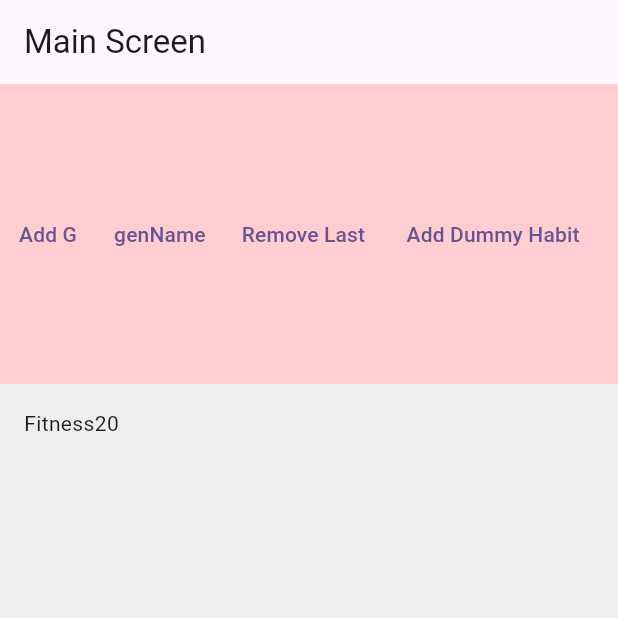
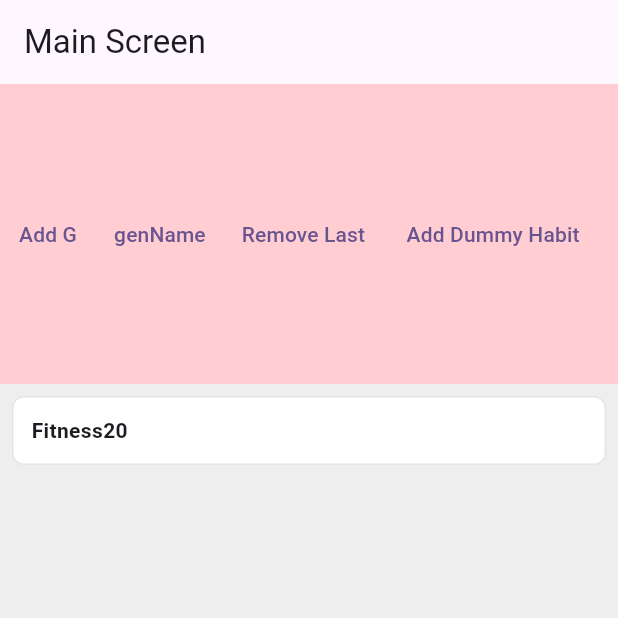
Before and after one commit to erez20/habits_flow, a Flutter app: the screen it shows after launch, after a tap on "Add G", on a phone screen of 412 x 824 dp, the top half of it. Run offline on Flutter 3.47's test engine with Material 3 defaults, Android fonts, the phone set to English and light mode, and no system bars; our stand-ins replace drift, drift_flutter, equatable, flutter_bloc, get_it, injectable; missing offline and left inert: fimber; accounts and stored records are empty; generated files the repository leaves out were written again.

Commit message:
ui expand start

```diff
--- a/lib/ui/widgets/all_groups/all_groups_widget.dart
+++ b/lib/ui/widgets/all_groups/all_groups_widget.dart
@@ -21,30 +21,38 @@ class AllGroupsWidget extends StatelessWidget {
                 SliverPadding(
                   padding:
                       const EdgeInsets.symmetric(horizontal: 8, vertical: 8),
-                  sliver: SliverMainAxisGroup(
-                    slivers: [
-                      // The Group Header (Collapsible)
-                      SliverToBoxAdapter(
-                        child: GroupHeaderWidget(
+                  sliver: SliverToBoxAdapter(
+                    child: Container(
+                      // This is the white container
+                      decoration: BoxDecoration(
+                        color: Colors.white,
+                        borderRadius: BorderRadius.circular(8.0),
+                        border:
+                            Border.all(color: Colors.black.withOpacity(0.1)),
+                      ),
+                      child: Column(
+                        crossAxisAlignment: CrossAxisAlignment.stretch,
+                        children: [
+                          // The Group Header
+                          GroupHeaderWidget(
                             group: group,
                             onTap: () => cubit.toggleGroup(group.id),
                           ),
-                      ),
-                      // The Habits List (Only shown if expanded)
+
+                          // The Habits List (if expanded)
                           if (state.isGroupExpanded(group.id))
-                        SliverList(
-                          delegate: SliverChildBuilderDelegate(
-                            (context, index) {
-                              final habit = group.habits[index];
+                            Column(
+                              // Habits are now in a Column
+                              children: group.habits.map((habit) {
                                 return HabitItemWidget(
                                   key: ValueKey(habit.id),
                                   habit: habit,
                                 );
-                            },
-                            childCount: group.habits.length,
+                              }).toList(),
+                            ),
+                        ],
                       ),
                     ),
-                    ],
                   ),
                 ),
             ],
@@ -72,8 +80,9 @@ class GroupHeaderWidget extends StatelessWidget {
       highlightColor: Colors.transparent,
       onTap: onTap,
       child: Padding(
-        padding: const EdgeInsets.symmetric(vertical: 8.0, horizontal: 8),
-        child: Text(group.title),
+        padding: const EdgeInsets.all(12.0),
+        child: Text(group.title,
+            style: const TextStyle(fontWeight: FontWeight.bold)),
       ),
     );
   }
@@ -86,6 +95,9 @@ class HabitItemWidget extends StatelessWidget {
 
   @override
   Widget build(BuildContext context) {
-    return Container(height: 20, width: 100, child: Text(habit.title));
+    return Padding(
+      padding: const EdgeInsets.symmetric(horizontal: 12.0, vertical: 8.0),
+      child: Text(habit.title),
+    );
   }
 }
```
Lines whose indentation alone changed are shown as unchanged.
